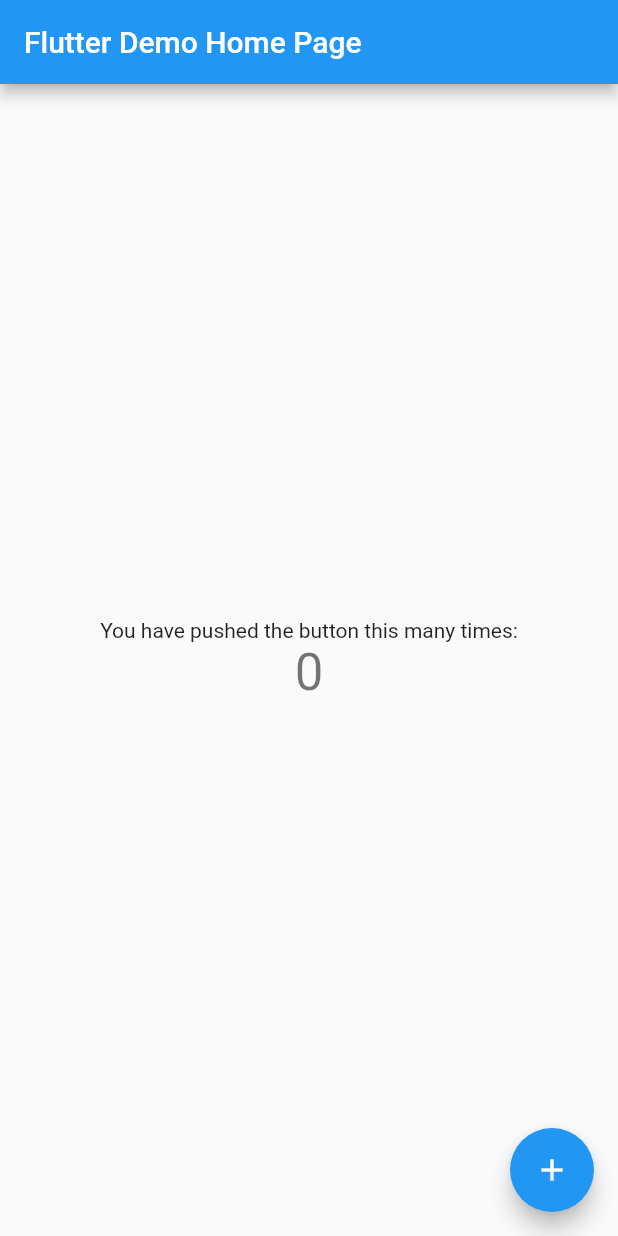
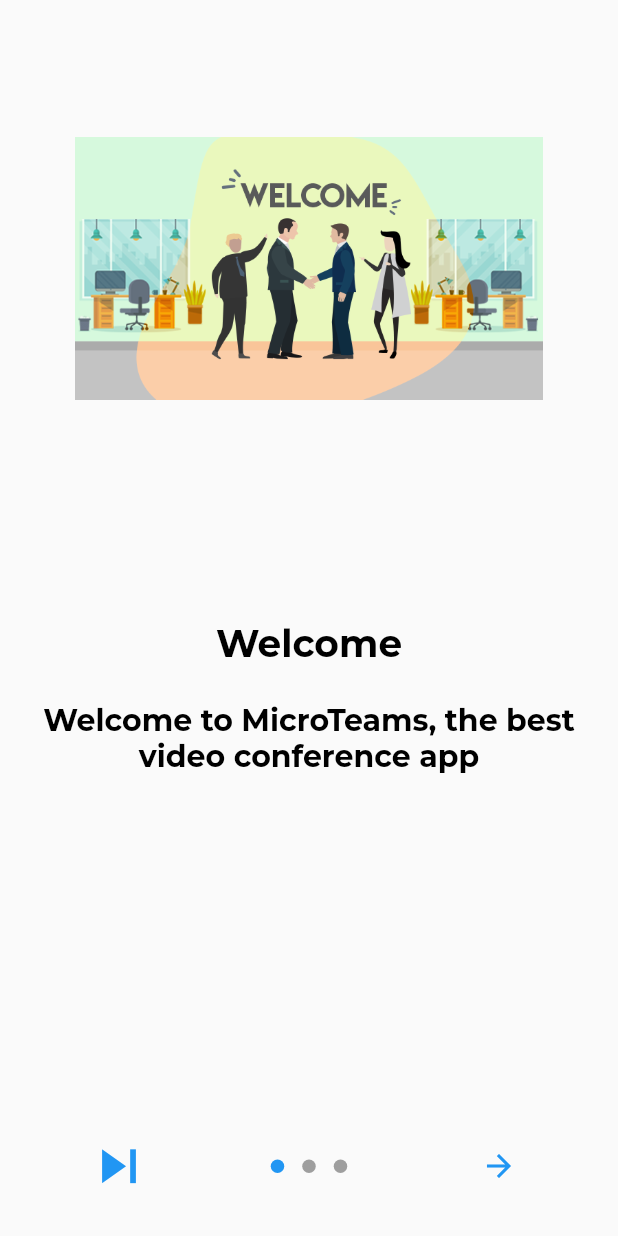
Before and after one commit to iamparasbansal/MicroTeams, a Flutter app: the screen it shows after launch, on a phone screen of 412 x 824 dp. Run offline on Flutter 3.47's test engine with Material 2 defaults, Android fonts, the phone set to English and light mode, and no system bars; drawn by our look-alikes of introduction_screen; our stand-ins replace google_fonts; missing offline and left inert: flutter_config.

Commit message:
Introduction Screens Done

```diff
--- a/lib/main.dart
+++ b/lib/main.dart
@@ -1,5 +1,7 @@
 import 'package:flutter/material.dart';
 import 'package:flutter_config/flutter_config.dart';
+import 'package:microteams/screens/homepage.dart';
+import 'package:microteams/screens/introauthscreen.dart';
 
 void main() async {
   WidgetsFlutterBinding.ensureInitialized();
@@ -13,105 +15,25 @@
   Widget build(BuildContext context) {
     //print(FlutterConfig.get('FIREBASE_API_KEY'));
     return MaterialApp(
-      title: 'Flutter Demo',
-      theme: ThemeData(
-        // This is the theme of your application.
-        //
-        // Try running your application with "flutter run". You'll see the
-        // application has a blue toolbar. Then, without quitting the app, try
-        // changing the primarySwatch below to Colors.green and then invoke
-        // "hot reload" (press "r" in the console where you ran "flutter run",
-        // or simply save your changes to "hot reload" in a Flutter IDE).
-        // Notice that the counter didn't reset back to zero; the application
-        // is not restarted.
-        primarySwatch: Colors.blue,
-      ),
-      home: MyHomePage(title: 'Flutter Demo Home Page'),
+      debugShowCheckedModeBanner: false,
+      home: NavigationPage(),
     );
   }
 }
 
-class MyHomePage extends StatefulWidget {
-  MyHomePage({Key? key, required this.title}) : super(key: key);
-
-  // This widget is the home page of your application. It is stateful, meaning
-  // that it has a State object (defined below) that contains fields that affect
-  // how it looks.
-
-  // This class is the configuration for the state. It holds the values (in this
-  // case the title) provided by the parent (in this case the App widget) and
-  // used by the build method of the State. Fields in a Widget subclass are
-  // always marked "final".
-
-  final String title;
+class NavigationPage extends StatefulWidget {
+  const NavigationPage({ Key? key }) : super(key: key);
 
   @override
-  _MyHomePageState createState() => _MyHomePageState();
+  _NavigationPageState createState() => _NavigationPageState();
 }
 
-class _MyHomePageState extends State<MyHomePage> {
-  int _counter = 0;
-
-  void _incrementCounter() {
-    setState(() {
-      // This call to setState tells the Flutter framework that something has
-      // changed in this State, which causes it to rerun the build method below
-      // so that the display can reflect the updated values. If we changed
-      // _counter without calling setState(), then the build method would not be
-      // called again, and so nothing would appear to happen.
-      _counter++;
-    });
-  }
-
+class _NavigationPageState extends State<NavigationPage> {
+  bool isSigned = false;
   @override
   Widget build(BuildContext context) {
-    // This method is rerun every time setState is called, for instance as done
-    // by the _incrementCounter method above.
-    //
-    // The Flutter framework has been optimized to make rerunning build methods
-    // fast, so that you can just rebuild anything that needs updating rather
-    // than having to individually change instances of widgets.
     return Scaffold(
-      appBar: AppBar(
-        // Here we take the value from the MyHomePage object that was created by
-        // the App.build method, and use it to set our appbar title.
-        title: Text(widget.title),
-      ),
-      body: Center(
-        // Center is a layout widget. It takes a single child and positions it
-        // in the middle of the parent.
-        child: Column(
-          // Column is also a layout widget. It takes a list of children and
-          // arranges them vertically. By default, it sizes itself to fit its
-          // children horizontally, and tries to be as tall as its parent.
-          //
-          // Invoke "debug painting" (press "p" in the console, choose the
-          // "Toggle Debug Paint" action from the Flutter Inspector in Android
-          // Studio, or the "Toggle Debug Paint" command in Visual Studio Code)
-          // to see the wireframe for each widget.
-          //
-          // Column has various properties to control how it sizes itself and
-          // how it positions its children. Here we use mainAxisAlignment to
-          // center the children vertically; the main axis here is the vertical
-          // axis because Columns are vertical (the cross axis would be
-          // horizontal).
-          mainAxisAlignment: MainAxisAlignment.center,
-          children: <Widget>[
-            Text(
-              'You have pushed the button this many times:',
-            ),
-            Text(
-              '$_counter',
-              style: Theme.of(context).textTheme.headline4,
-            ),
-          ],
-        ),
-      ),
-      floatingActionButton: FloatingActionButton(
-        onPressed: _incrementCounter,
-        tooltip: 'Increment',
-        child: Icon(Icons.add),
-      ), // This trailing comma makes auto-formatting nicer for build methods.
+      body: isSigned == false ? IntroAuthScreen() : HomePage(),
     );
   }
 }
--- /dev/null
+++ b/lib/screens/homepage.dart
@@ -0,0 +1,17 @@
+import 'package:flutter/material.dart';
+
+class HomePage extends StatefulWidget {
+  const HomePage({ Key? key }) : super(key: key);
+
+  @override
+  _HomePageState createState() => _HomePageState();
+}
+
+class _HomePageState extends State<HomePage> {
+  @override
+  Widget build(BuildContext context) {
+    return Container(
+
+    );
+  }
+}
--- /dev/null
+++ b/lib/screens/introauthscreen.dart
@@ -0,0 +1,64 @@
+import 'package:flutter/material.dart';
+import 'package:introduction_screen/introduction_screen.dart';
+import 'package:microteams/variables.dart';
+
+class IntroAuthScreen extends StatefulWidget {
+  const IntroAuthScreen({ Key? key }) : super(key: key);
+
+  @override
+  _IntroAuthScreenState createState() => _IntroAuthScreenState();
+}
+
+class _IntroAuthScreenState extends State<IntroAuthScreen> {
+  @override
+  Widget build(BuildContext context) {
+    return IntroductionScreen(
+      pages: [
+        PageViewModel(
+          title: "Welcome",
+          body: "Welcome to MicroTeams, the best video conference app",
+          image: Center(
+            child: Image.asset('images/welcome.png', height: 175 ),
+          ),
+          decoration: PageDecoration(
+            bodyTextStyle: mystyle(20,Colors.black),
+            titleTextStyle: mystyle(25,Colors.black)
+          )
+        ),
+        PageViewModel(
+          title: "Join or Start meetings",
+          body: "Easy to use interface, join or start meetings in a fast time",
+          image: Center(
+            child: Image.asset('images/conference.png', height: 175 ),
+          ),
+          decoration: PageDecoration(
+            bodyTextStyle: mystyle(20,Colors.black),
+            titleTextStyle: mystyle(25,Colors.black)
+          )
+        ),
+        PageViewModel(
+          title: "Security",
+          body: "Your security is important for us. Our servers are secure and reliable",
+          image: Center(
+            child: Image.asset('images/secure.jpg', height: 175 ),
+          ),
+          decoration: PageDecoration(
+            bodyTextStyle: mystyle(20,Colors.black),
+            titleTextStyle: mystyle(25,Colors.black)
+          )
+        )
+      ],
+      onDone: (){
+        print("Done");
+      },
+      onSkip: (){},
+      showSkipButton: true,
+      skip: const Icon(Icons.skip_next, size: 45),
+      next: const Icon(Icons.arrow_forward),
+      done: Text(
+        "Done",
+        style: mystyle(20,Colors.black),
+      ),
+    );
+  }
+}
--- /dev/null
+++ b/lib/variables.dart
@@ -0,0 +1,10 @@
+import 'package:flutter/material.dart';
+import 'package:google_fonts/google_fonts.dart';
+
+TextStyle mystyle(double size,[Color color = Colors.black, FontWeight fw = FontWeight.w700]){
+  return GoogleFonts.montserrat(
+    fontSize: size,
+    color: color,
+    fontWeight: fw
+  );
+}
```
Also changed, not shown: pubspec.yaml (+7 -5 lines), images/conference.png (added), images/logo.png (added), images/secure.jpg (added), images/welcome.png (added), pubspec.lock.
